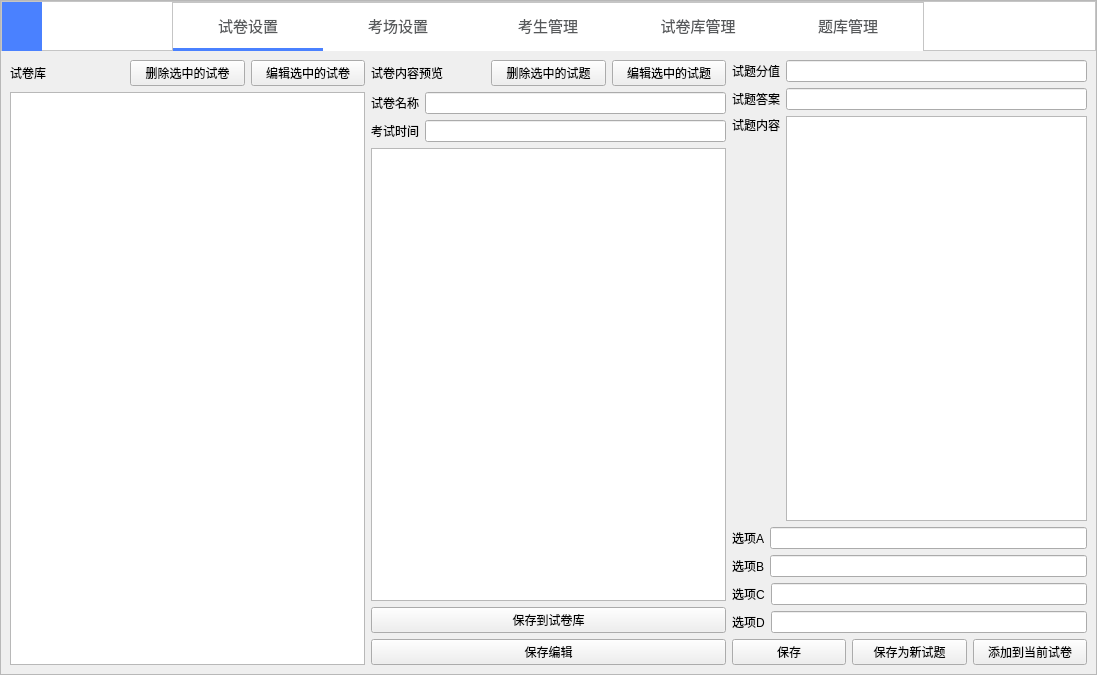
This is Server_part/ServerWindow.ui in MRcao1001/Ddecode-QT-TCP-customWidget-MVD-MVC-MVVM- as Qt 5 draws it before an edit. The edited form follows.
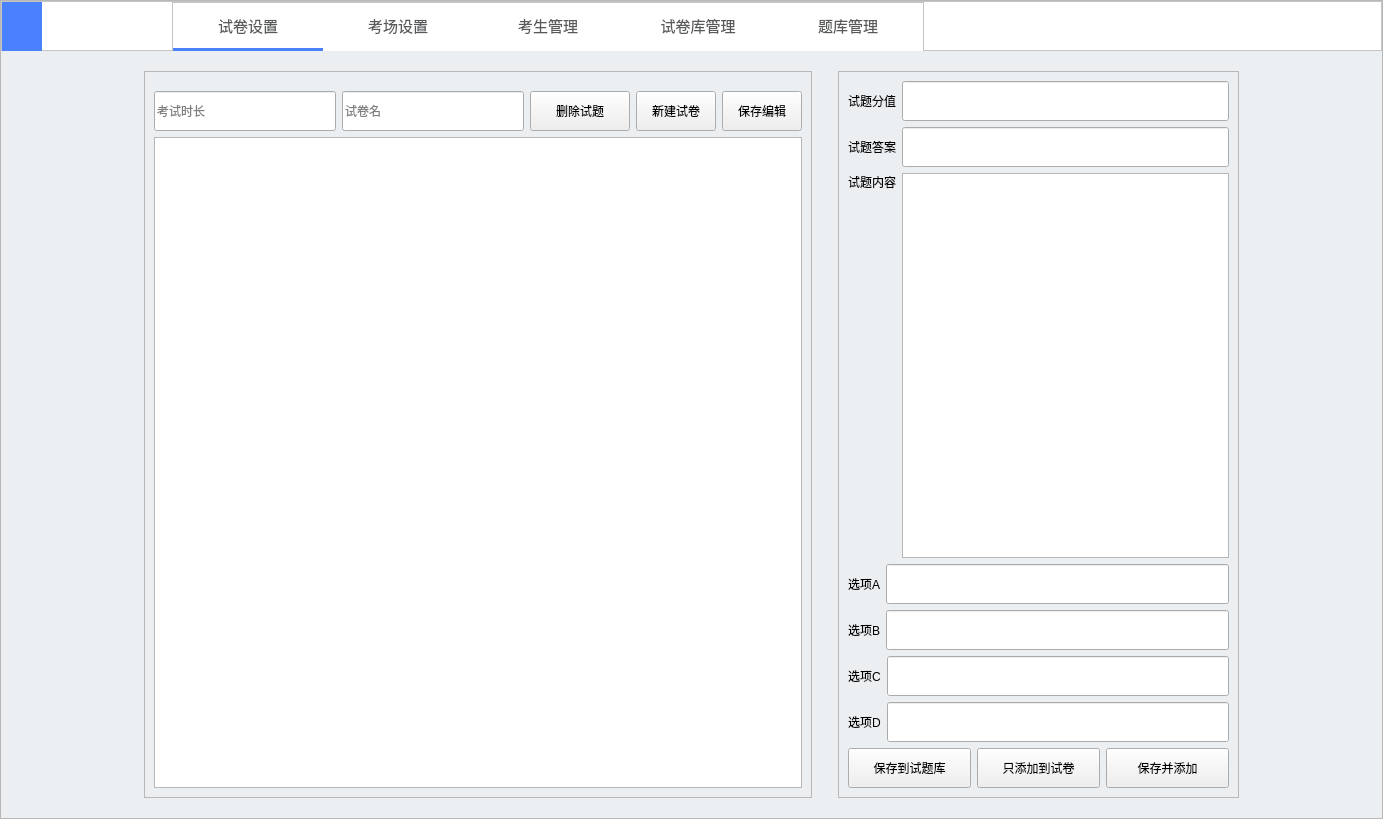
This is the edited form. Icons and pictures are not drawn.

Diff of the .ui file:
```diff
--- a/Server_part/ServerWindow.ui
+++ b/Server_part/ServerWindow.ui
@@ -6,8 +6,8 @@
    <rect>
     <x>0</x>
     <y>0</y>
-    <width>1097</width>
-    <height>675</height>
+    <width>1383</width>
+    <height>819</height>
    </rect>
   </property>
   <property name="windowTitle">
@@ -477,118 +477,135 @@
       </item>
       <item>
        <widget class="QStackedWidget" name="stackedWidget">
+        <property name="styleSheet">
+         <string notr="true">.QStackedWidget{
+background-color: rgb(236, 239, 241);
+}</string>
+        </property>
         <property name="currentIndex">
          <number>0</number>
         </property>
         <widget class="QWidget" name="page">
-         <layout class="QHBoxLayout" name="horizontalLayout_9">
-          <item>
-           <layout class="QVBoxLayout" name="verticalLayout_4">
-            <item>
-             <layout class="QHBoxLayout" name="horizontalLayout_8">
-              <item>
-               <widget class="QLabel" name="label_5">
-                <property name="text">
-                 <string>试卷库</string>
-                </property>
-               </widget>
-              </item>
-              <item>
-               <widget class="QPushButton" name="pushButton_6">
-                <property name="text">
-                 <string>删除选中的试卷</string>
-                </property>
-               </widget>
-              </item>
+         <layout class="QHBoxLayout" name="horizontalLayout_8" stretch="1,5,0,3,1">
+          <property name="topMargin">
+           <number>20</number>
+          </property>
+          <property name="bottomMargin">
+           <number>20</number>
+          </property>
               <item>
-               <widget class="QPushButton" name="pushButton_7">
-                <property name="text">
-                 <string>编辑选中的试卷</string>
-                </property>
-               </widget>
-              </item>
-             </layout>
-            </item>
+           <layout class="QVBoxLayout" name="verticalLayout_7"/>
+          </item>
             <item>
-             <widget class="QListView" name="AllExamPapersListView">
-              <property name="verticalScrollMode">
-               <enum>QAbstractItemView::ScrollPerPixel</enum>
-              </property>
-             </widget>
-            </item>
-           </layout>
-          </item>
-          <item>
+           <widget class="QFrame" name="ExamPaperView">
+            <property name="minimumSize">
+             <size>
+              <width>0</width>
+              <height>100</height>
+             </size>
+            </property>
+            <property name="frameShape">
+             <enum>QFrame::StyledPanel</enum>
+            </property>
+            <property name="frameShadow">
+             <enum>QFrame::Raised</enum>
+            </property>
            <layout class="QVBoxLayout" name="verticalLayout_2">
             <item>
-             <layout class="QHBoxLayout" name="horizontalLayout_3">
+              <layout class="QHBoxLayout" name="horizontalLayout_14">
+               <property name="topMargin">
+                <number>10</number>
+               </property>
               <item>
-               <widget class="QLabel" name="label">
-                <property name="text">
-                 <string>试卷内容预览</string>
+                <widget class="QLineEdit" name="ExampaperTime">
+                 <property name="minimumSize">
+                  <size>
+                   <width>0</width>
+                   <height>40</height>
+                  </size>
+                 </property>
+                 <property name="maximumSize">
+                  <size>
+                   <width>200</width>
+                   <height>16777215</height>
+                  </size>
+                 </property>
+                 <property name="placeholderText">
+                  <string>考试时长</string>
+                 </property>
+                </widget>
+               </item>
+               <item>
+                <widget class="QLineEdit" name="ExamPaperName">
+                 <property name="minimumSize">
+                  <size>
+                   <width>0</width>
+                   <height>40</height>
+                  </size>
+                 </property>
+                 <property name="maximumSize">
+                  <size>
+                   <width>200</width>
+                   <height>16777215</height>
+                  </size>
+                 </property>
+                 <property name="placeholderText">
+                  <string>试卷名</string>
                 </property>
                </widget>
               </item>
               <item>
                <widget class="QPushButton" name="RemoveExamItem">
-                <property name="text">
-                 <string>删除选中的试题</string>
-                </property>
-               </widget>
-              </item>
-              <item>
-               <widget class="QPushButton" name="pushButton_5">
-                <property name="text">
-                 <string>编辑选中的试题</string>
-                </property>
-               </widget>
-              </item>
-             </layout>
-            </item>
-            <item>
-             <layout class="QHBoxLayout" name="horizontalLayout_17">
-              <item>
-               <widget class="QLabel" name="label_12">
+                 <property name="minimumSize">
+                  <size>
+                   <width>100</width>
+                   <height>40</height>
+                  </size>
+                 </property>
+                 <property name="maximumSize">
+                  <size>
+                   <width>100</width>
+                   <height>16777215</height>
+                  </size>
+                 </property>
                 <property name="text">
-                 <string>试卷名称</string>
-                </property>
-               </widget>
-              </item>
-              <item>
-               <widget class="QLineEdit" name="ExamPaperName"/>
-              </item>
-             </layout>
-            </item>
-            <item>
-             <layout class="QHBoxLayout" name="horizontalLayout_25">
-              <item>
-               <widget class="QLabel" name="label_18">
-                <property name="text">
-                 <string>考试时间</string>
-                </property>
-               </widget>
-              </item>
-              <item>
-               <widget class="QLineEdit" name="ExampaperTime"/>
-              </item>
-             </layout>
-            </item>
-            <item>
-             <widget class="QListView" name="ExamPaperListView">
-              <property name="verticalScrollMode">
-               <enum>QAbstractItemView::ScrollPerPixel</enum>
+                  <string>删除试题</string>
               </property>
              </widget>
             </item>
             <item>
              <widget class="QPushButton" name="SaveExamPaperToLib">
+                 <property name="minimumSize">
+                  <size>
+                   <width>0</width>
+                   <height>40</height>
+                  </size>
+                 </property>
+                 <property name="maximumSize">
+                  <size>
+                   <width>200</width>
+                   <height>16777215</height>
+                  </size>
+                 </property>
               <property name="text">
-               <string>保存到试卷库</string>
+                  <string>新建试卷</string>
               </property>
              </widget>
             </item>
             <item>
              <widget class="QPushButton" name="SaveExamPaper">
+                 <property name="minimumSize">
+                  <size>
+                   <width>0</width>
+                   <height>40</height>
+                  </size>
+                 </property>
+                 <property name="maximumSize">
+                  <size>
+                   <width>200</width>
+                   <height>16777215</height>
+                  </size>
+                 </property>
               <property name="text">
                <string>保存编辑</string>
               </property>
@@ -597,7 +614,52 @@
            </layout>
           </item>
           <item>
-           <layout class="QVBoxLayout" name="verticalLayout_3">
+              <widget class="QListView" name="ExamPaperListView">
+               <property name="maximumSize">
+                <size>
+                 <width>9999</width>
+                 <height>16777215</height>
+                </size>
+               </property>
+               <property name="verticalScrollMode">
+                <enum>QAbstractItemView::ScrollPerPixel</enum>
+               </property>
+              </widget>
+             </item>
+            </layout>
+           </widget>
+          </item>
+          <item>
+           <spacer name="horizontalSpacer_4">
+            <property name="orientation">
+             <enum>Qt::Horizontal</enum>
+            </property>
+            <property name="sizeType">
+             <enum>QSizePolicy::Fixed</enum>
+            </property>
+            <property name="sizeHint" stdset="0">
+             <size>
+              <width>20</width>
+              <height>20</height>
+             </size>
+            </property>
+           </spacer>
+          </item>
+          <item>
+           <widget class="QFrame" name="frame">
+            <property name="minimumSize">
+             <size>
+              <width>100</width>
+              <height>0</height>
+             </size>
+            </property>
+            <property name="frameShape">
+             <enum>QFrame::StyledPanel</enum>
+            </property>
+            <property name="frameShadow">
+             <enum>QFrame::Raised</enum>
+            </property>
+            <layout class="QVBoxLayout" name="verticalLayout_4">
             <item>
              <layout class="QHBoxLayout" name="horizontalLayout_4">
               <item>
@@ -608,7 +670,14 @@
                </widget>
               </item>
               <item>
-               <widget class="QLineEdit" name="ExamQuestionSocre"/>
+                <widget class="QLineEdit" name="ExamQuestionSocre">
+                 <property name="minimumSize">
+                  <size>
+                   <width>0</width>
+                   <height>40</height>
+                  </size>
+                 </property>
+                </widget>
               </item>
              </layout>
             </item>
@@ -622,7 +691,14 @@
                </widget>
               </item>
               <item>
-               <widget class="QLineEdit" name="ExamQuestionReSult"/>
+                <widget class="QLineEdit" name="ExamQuestionReSult">
+                 <property name="minimumSize">
+                  <size>
+                   <width>0</width>
+                   <height>40</height>
+                  </size>
+                 </property>
+                </widget>
               </item>
              </layout>
             </item>
@@ -639,7 +715,17 @@
                </widget>
               </item>
               <item>
-               <widget class="QTextEdit" name="ExamQuestionText"/>
+                <widget class="QTextEdit" name="ExamQuestionText">
+                 <property name="documentTitle">
+                  <string/>
+                 </property>
+                 <property name="undoRedoEnabled">
+                  <bool>true</bool>
+                 </property>
+                 <property name="acceptRichText">
+                  <bool>false</bool>
+                 </property>
+                </widget>
               </item>
              </layout>
             </item>
@@ -653,7 +739,14 @@
                </widget>
               </item>
               <item>
-               <widget class="QLineEdit" name="ResultA"/>
+                <widget class="QLineEdit" name="ResultA">
+                 <property name="minimumSize">
+                  <size>
+                   <width>0</width>
+                   <height>40</height>
+                  </size>
+                 </property>
+                </widget>
               </item>
              </layout>
             </item>
@@ -667,7 +760,14 @@
                </widget>
               </item>
               <item>
-               <widget class="QLineEdit" name="ResultB"/>
+                <widget class="QLineEdit" name="ResultB">
+                 <property name="minimumSize">
+                  <size>
+                   <width>0</width>
+                   <height>40</height>
+                  </size>
+                 </property>
+                </widget>
               </item>
              </layout>
             </item>
@@ -681,7 +781,14 @@
                </widget>
               </item>
               <item>
-               <widget class="QLineEdit" name="ResultC"/>
+                <widget class="QLineEdit" name="ResultC">
+                 <property name="minimumSize">
+                  <size>
+                   <width>0</width>
+                   <height>40</height>
+                  </size>
+                 </property>
+                </widget>
               </item>
              </layout>
             </item>
@@ -695,7 +802,14 @@
                </widget>
               </item>
               <item>
-               <widget class="QLineEdit" name="ResultD"/>
+                <widget class="QLineEdit" name="ResultD">
+                 <property name="minimumSize">
+                  <size>
+                   <width>0</width>
+                   <height>40</height>
+                  </size>
+                 </property>
+                </widget>
               </item>
              </layout>
             </item>
@@ -703,33 +817,64 @@
              <layout class="QHBoxLayout" name="horizontalLayout_7">
               <item>
                <widget class="QPushButton" name="SaveQuestion">
-                <property name="text">
-                 <string>保存</string>
-                </property>
-               </widget>
-              </item>
-              <item>
-               <widget class="QPushButton" name="SaveExamQuestionToLib">
+                 <property name="minimumSize">
+                  <size>
+                   <width>0</width>
+                   <height>40</height>
+                  </size>
+                 </property>
                 <property name="text">
-                 <string>保存为新试题</string>
+                  <string>保存到试题库</string>
                 </property>
                </widget>
               </item>
               <item>
                <widget class="QPushButton" name="AddExamQuestion">
+                 <property name="minimumSize">
+                  <size>
+                   <width>0</width>
+                   <height>40</height>
+                  </size>
+                 </property>
                 <property name="text">
-                 <string>添加到当前试卷</string>
+                  <string>只添加到试卷</string>
                 </property>
                </widget>
               </item>
+               <item>
+                <widget class="QPushButton" name="SaveExamQuestionToLib">
+                 <property name="minimumSize">
+                  <size>
+                   <width>0</width>
+                   <height>40</height>
+                  </size>
+                 </property>
+                 <property name="text">
+                  <string>保存并添加</string>
+                 </property>
+                </widget>
+               </item>
              </layout>
             </item>
            </layout>
+           </widget>
+          </item>
+          <item>
+           <layout class="QVBoxLayout" name="verticalLayout_3"/>
           </item>
          </layout>
         </widget>
         <widget class="QWidget" name="page_2">
-         <layout class="QHBoxLayout" name="horizontalLayout_13">
+         <layout class="QHBoxLayout" name="horizontalLayout_13" stretch="1,2,5,1">
+          <property name="topMargin">
+           <number>20</number>
+          </property>
+          <property name="bottomMargin">
+           <number>20</number>
+          </property>
+          <item>
+           <layout class="QHBoxLayout" name="horizontalLayout_3"/>
+          </item>
           <item>
            <layout class="QVBoxLayout" name="verticalLayout_5">
             <item>
@@ -755,10 +900,62 @@
                 </property>
                </widget>
               </item>
+              <item>
+               <widget class="QLabel" name="label_5">
+                <property name="maximumSize">
+                 <size>
+                  <width>60</width>
+                  <height>16777215</height>
+                 </size>
+                </property>
+                <property name="text">
+                 <string>当前试卷：</string>
+                </property>
+               </widget>
+              </item>
+              <item>
+               <widget class="QLabel" name="NowPaper">
+                <property name="maximumSize">
+                 <size>
+                  <width>100</width>
+                  <height>16777215</height>
+                 </size>
+                </property>
+                <property name="text">
+                 <string>TextLabel</string>
+                </property>
+               </widget>
+              </item>
+              <item>
+               <widget class="QPushButton" name="pushButton_6">
+                <property name="maximumSize">
+                 <size>
+                  <width>100</width>
+                  <height>16777215</height>
+                 </size>
+                </property>
+                <property name="text">
+                 <string>删除</string>
+                </property>
+               </widget>
+              </item>
+              <item>
+               <widget class="QPushButton" name="pushButton_7">
+                <property name="maximumSize">
+                 <size>
+                  <width>100</width>
+                  <height>16777215</height>
+                 </size>
+                </property>
+                <property name="text">
+                 <string>编辑</string>
+                </property>
+               </widget>
+              </item>
              </layout>
             </item>
             <item>
-             <widget class="QListView" name="AllExamPapersListView2">
+             <widget class="QListView" name="AllExamPapersListView">
               <property name="verticalScrollMode">
                <enum>QAbstractItemView::ScrollPerPixel</enum>
               </property>
@@ -877,14 +1074,23 @@
             </item>
            </layout>
           </item>
+          <item>
+           <layout class="QHBoxLayout" name="horizontalLayout_9"/>
+          </item>
          </layout>
         </widget>
         <widget class="QWidget" name="page_3">
-         <layout class="QHBoxLayout" name="horizontalLayout_15">
+         <layout class="QHBoxLayout" name="horizontalLayout_15" stretch="1,7,1">
           <item>
-           <layout class="QVBoxLayout" name="ServerArea">
+           <layout class="QHBoxLayout" name="horizontalLayout_17"/>
+          </item>
             <item>
-             <layout class="QHBoxLayout" name="horizontalLayout_14">
+           <layout class="QHBoxLayout" name="horizontalLayout_26" stretch="2,5">
+            <item>
+             <layout class="QVBoxLayout" name="verticalLayout_8">
+              <property name="leftMargin">
+               <number>10</number>
+              </property>
               <item>
                <widget class="QLabel" name="label_10">
                 <property name="text">
@@ -892,8 +1098,6 @@
                 </property>
                </widget>
               </item>
-             </layout>
-            </item>
             <item>
              <widget class="QListView" name="UserListView">
               <property name="verticalScrollMode">
@@ -904,68 +1108,20 @@
            </layout>
           </item>
           <item>
-           <layout class="QVBoxLayout" name="verticalLayout_8">
-            <item>
-             <widget class="QPushButton" name="pushButton_12">
-              <property name="minimumSize">
-               <size>
-                <width>0</width>
-                <height>40</height>
-               </size>
-              </property>
-              <property name="text">
-               <string>发送弹窗警告</string>
-              </property>
-             </widget>
-            </item>
-            <item>
-             <widget class="QPushButton" name="pushButton_13">
-              <property name="minimumSize">
-               <size>
-                <width>0</width>
-                <height>40</height>
-               </size>
-              </property>
-              <property name="text">
-               <string>踢出考场</string>
-              </property>
-             </widget>
-            </item>
-            <item>
-             <widget class="QPushButton" name="pushButton_15">
-              <property name="minimumSize">
-               <size>
-                <width>0</width>
-                <height>40</height>
-               </size>
-              </property>
-              <property name="text">
-               <string>重置该考生考试时间</string>
-              </property>
-             </widget>
-            </item>
-            <item>
-             <widget class="QTextEdit" name="textEdit_2"/>
-            </item>
-            <item>
-             <widget class="QPushButton" name="pushButton_14">
-              <property name="minimumSize">
-               <size>
-                <width>0</width>
-                <height>40</height>
-               </size>
-              </property>
-              <property name="text">
-               <string>发送公告</string>
-              </property>
-             </widget>
+             <layout class="QHBoxLayout" name="ServerArea"/>
             </item>
            </layout>
           </item>
+          <item>
+           <layout class="QHBoxLayout" name="horizontalLayout_25"/>
+          </item>
          </layout>
         </widget>
         <widget class="QWidget" name="page_4">
-         <layout class="QHBoxLayout" name="horizontalLayout_18">
+         <layout class="QHBoxLayout" name="horizontalLayout_18" stretch="1,6,1,1">
+          <item>
+           <layout class="QHBoxLayout" name="horizontalLayout_27"/>
+          </item>
           <item>
            <layout class="QVBoxLayout" name="verticalLayout_10">
             <item>
@@ -1047,19 +1203,23 @@
             </item>
            </layout>
           </item>
+          <item>
+           <layout class="QHBoxLayout" name="horizontalLayout_28"/>
+          </item>
          </layout>
         </widget>
         <widget class="QWidget" name="page_5">
-         <layout class="QVBoxLayout" name="verticalLayout_14">
+         <layout class="QHBoxLayout" name="horizontalLayout_29" stretch="1,6,1,1">
           <item>
-           <widget class="QSplitter" name="splitter">
-            <property name="orientation">
-             <enum>Qt::Horizontal</enum>
-            </property>
-            <widget class="QWidget" name="layoutWidget">
+           <layout class="QHBoxLayout" name="horizontalLayout_31"/>
+          </item>
+          <item>
              <layout class="QVBoxLayout" name="verticalLayout_12">
               <item>
-               <layout class="QHBoxLayout" name="horizontalLayout_19">
+             <layout class="QHBoxLayout" name="horizontalLayout_19"/>
+            </item>
+            <item>
+             <layout class="QHBoxLayout" name="horizontalLayout_20">
                 <item>
                  <widget class="QLabel" name="label_13">
                   <property name="text">
@@ -1067,6 +1227,23 @@
                   </property>
                  </widget>
                 </item>
+              <item>
+               <widget class="QLineEdit" name="lineEdit_5">
+                <property name="minimumSize">
+                 <size>
+                  <width>100</width>
+                  <height>0</height>
+                 </size>
+                </property>
+               </widget>
+              </item>
+              <item>
+               <widget class="QPushButton" name="pushButton_25">
+                <property name="text">
+                 <string>查找试题</string>
+                </property>
+               </widget>
+              </item>
                </layout>
               </item>
               <item>
@@ -1077,8 +1254,8 @@
                </widget>
               </item>
              </layout>
-            </widget>
-            <widget class="QWidget" name="layoutWidget">
+          </item>
+          <item>
              <layout class="QVBoxLayout" name="verticalLayout_13">
               <property name="sizeConstraint">
                <enum>QLayout::SetMinAndMaxSize</enum>
@@ -1110,27 +1287,6 @@
                 </property>
                </widget>
               </item>
-              <item>
-               <layout class="QHBoxLayout" name="horizontalLayout_20">
-                <item>
-                 <widget class="QLineEdit" name="lineEdit_5">
-                  <property name="minimumSize">
-                   <size>
-                    <width>100</width>
-                    <height>0</height>
-                   </size>
-                  </property>
-                 </widget>
-                </item>
-                <item>
-                 <widget class="QPushButton" name="pushButton_25">
-                  <property name="text">
-                   <string>查找试题</string>
-                  </property>
-                 </widget>
-                </item>
-               </layout>
-              </item>
               <item>
                <spacer name="verticalSpacer_2">
                 <property name="orientation">
@@ -1145,8 +1301,9 @@
                </spacer>
               </item>
              </layout>
-            </widget>
-           </widget>
+          </item>
+          <item>
+           <layout class="QHBoxLayout" name="horizontalLayout_30"/>
           </item>
          </layout>
         </widget>
```
Lines whose indentation alone changed are shown as unchanged.
